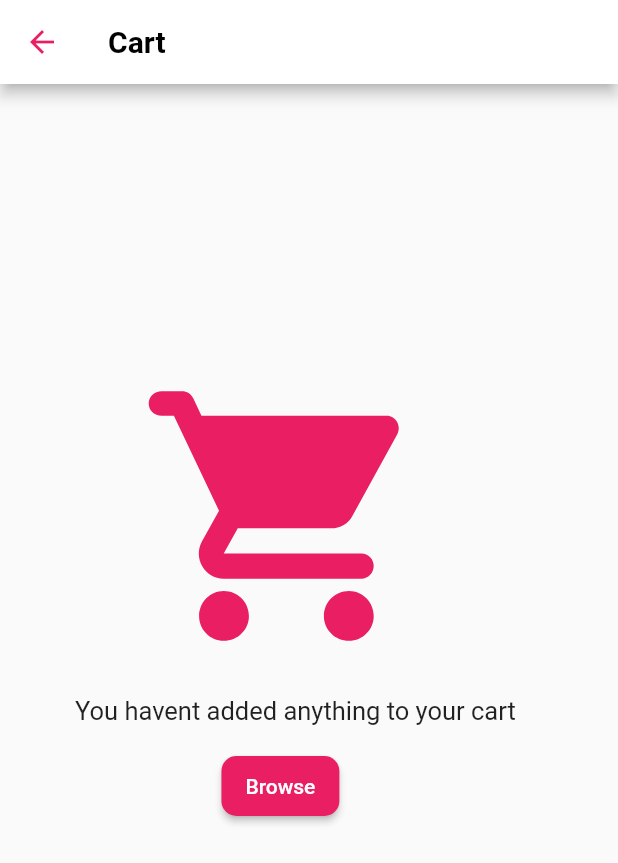
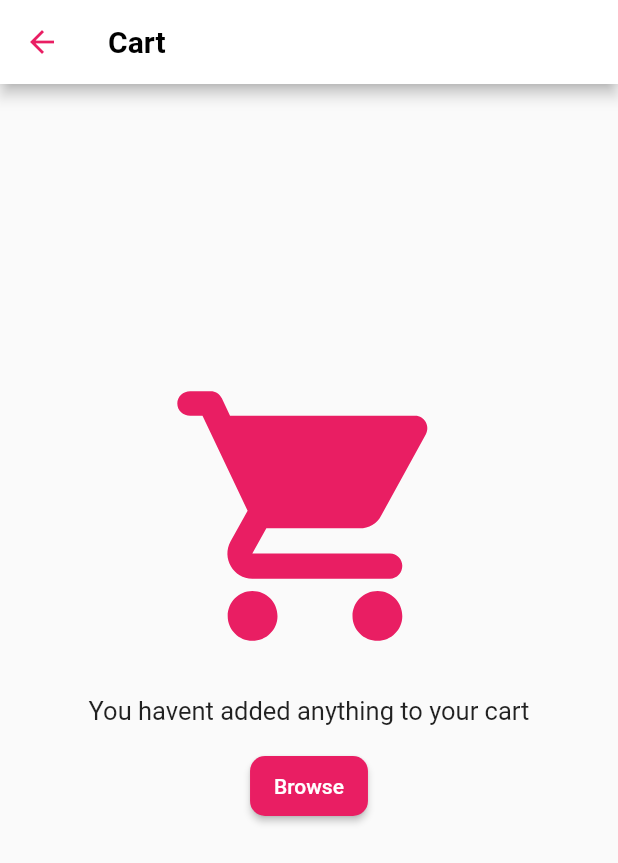
Before and after one commit to WahajJaved20/Flutter_UI_Clone, a Flutter app: the screen it shows after launch, after a tap on the "shopping bag" icon, on a phone screen of 412 x 824 dp. Shown: the top 863 px of the screen. Run offline on Flutter 3.47's test engine with Material 2 defaults, Android fonts, the phone set to English and light mode, and no system bars; our stand-ins replace email_validator, google_fonts.

Commit message:
updates to the files

```diff
--- a/food_test_panda/lib/Address/Address.dart
+++ b/food_test_panda/lib/Address/Address.dart
@@ -11,7 +11,7 @@ class _AddressState extends State<Address> {
       child: Column(
         children: [
           Padding(
-            padding: EdgeInsets.only(left: 0, top: 180, right: 150),
+            padding: EdgeInsets.only(left: 0, top: 180, right: 170),
             child: IconButton(
               onPressed: null,
               icon: Icon(
@@ -22,14 +22,14 @@ class _AddressState extends State<Address> {
             ),
           ),
           Padding(
-            padding: EdgeInsets.only(top: 180, left: 40),
+            padding: EdgeInsets.only(top: 180, left: 20),
             child: Text(
               'You havent saved any address yet.\nClick Add New Address to get started',
               style: TextStyle(fontSize: 17),
             ),
           ),
           Padding(
-            padding: EdgeInsets.only(top: 10, left: 40),
+            padding: EdgeInsets.only(top: 20),
             child: Container(
                 height: 40,
                 child: ElevatedButton(
--- a/food_test_panda/lib/Cart/Cart.dart
+++ b/food_test_panda/lib/Cart/Cart.dart
@@ -10,7 +10,8 @@ class _CartState extends State<Cart> {
     return Column(
       children: [
         Padding(
-          padding: EdgeInsets.only(left: 30, top: 180, right: 160),
+          padding: EdgeInsets.only(top: 180, right: 160),
+          child: Center(
             child: IconButton(
               onPressed: null,
               icon: Icon(
@@ -20,15 +21,16 @@ class _CartState extends State<Cart> {
               ),
             ),
           ),
+        ),
         Padding(
-          padding: EdgeInsets.only(top: 180, left: 50),
+          padding: EdgeInsets.only(top: 180),
           child: Text(
             'You havent added anything to your cart',
             style: TextStyle(fontSize: 17),
           ),
         ),
         Padding(
-          padding: EdgeInsets.only(top: 20, left: 30),
+          padding: EdgeInsets.only(top: 20),
           child: Container(
             height: 40,
             child: ElevatedButton(
--- a/food_test_panda/lib/HomePage/HomeAppBar.dart
+++ b/food_test_panda/lib/HomePage/HomeAppBar.dart
@@ -39,7 +39,6 @@ class HomeAppBar extends StatelessWidget {
                 child: Icon(
                   Icons.favorite_border_outlined,
                   size: 33,
-                  color: Colors.pink,
                 ),
               ),
             ),
@@ -48,7 +47,6 @@ class HomeAppBar extends StatelessWidget {
               icon: Icon(
                 Icons.shopping_bag_outlined,
                 size: 35,
-                color: Colors.pink,
               ),
             )
           ],
--- a/food_test_panda/lib/HomePage/Home_Resturaunt_count.dart
+++ b/food_test_panda/lib/HomePage/Home_Resturaunt_count.dart
@@ -8,8 +8,7 @@ class ResCount extends StatelessWidget {
   @override
   Widget build(BuildContext context) {
     return Container(
-      margin: EdgeInsets.only(left: 40),
-      padding: EdgeInsets.only(right: 100),
+      padding: EdgeInsets.only(left: 30),
       height: 40,
       // color: Colors.amber,
       child: Row(
--- a/food_test_panda/lib/HomePage/Home_Wishes.dart
+++ b/food_test_panda/lib/HomePage/Home_Wishes.dart
@@ -5,7 +5,7 @@ class Wishes extends StatelessWidget {
   Widget build(BuildContext context) {
     return Container(
       margin: EdgeInsets.only(top: 15),
-      padding: EdgeInsets.only(right: 115),
+      padding: EdgeInsets.only(right: 125),
       height: 40,
       // color: Colors.amber,
       child: new Text(
--- a/food_test_panda/lib/HomePage/Home_body_content.dart
+++ b/food_test_panda/lib/HomePage/Home_body_content.dart
@@ -16,6 +16,8 @@ class BodyContent extends StatelessWidget {
                 color: Colors.pink,
                 borderRadius: BorderRadius.all(Radius.circular(10)),
               ),
+              child: Container(
+                margin: EdgeInsets.only(left: 5),
                 child: Column(
                   children: <Widget>[
                     Padding(
@@ -47,7 +49,10 @@ class BodyContent extends StatelessWidget {
                 ),
               ),
             ),
-          Row(
+          ),
+          Container(
+            width: double.infinity,
+            child: Row(
               children: <Widget>[
                 InkWell(
                   onTap: null,
@@ -57,11 +62,13 @@ class BodyContent extends StatelessWidget {
                       left: 25,
                     ),
                     height: 220,
-                  width: 160,
+                    width: MediaQuery.of(context).size.width * 0.43,
                     decoration: BoxDecoration(
                       color: Colors.amber[300],
                       borderRadius: BorderRadius.all(Radius.circular(10)),
                     ),
+                    child: Container(
+                      margin: EdgeInsets.only(left: 5),
                       child: Column(
                         children: <Widget>[
                           Padding(
@@ -93,20 +100,23 @@ class BodyContent extends StatelessWidget {
                       ),
                     ),
                   ),
+                ),
                 Column(
                   children: <Widget>[
                     InkWell(
                       child: Container(
                         margin: EdgeInsets.only(
                           top: 22,
-                        left: 20,
+                          left: 5,
                         ),
                         decoration: BoxDecoration(
                           color: Colors.pink[100],
                           borderRadius: BorderRadius.all(Radius.circular(10)),
                         ),
                         height: 140,
-                      width: 150,
+                        width: MediaQuery.of(context).size.width * 0.43,
+                        child: Container(
+                          margin: EdgeInsets.only(left: 5),
                           child: Column(
                             children: <Widget>[
                               Padding(
@@ -139,18 +149,21 @@ class BodyContent extends StatelessWidget {
                           ),
                         ),
                       ),
+                    ),
                     InkWell(
                       child: Container(
                         margin: EdgeInsets.only(
                           top: 10,
-                        left: 20,
+                          left: 5,
                         ),
                         height: 70,
-                      width: 150,
+                        width: MediaQuery.of(context).size.width * 0.43,
                         decoration: BoxDecoration(
                           color: Colors.blue[300],
                           borderRadius: BorderRadius.all(Radius.circular(10)),
                         ),
+                        child: Container(
+                          margin: EdgeInsets.only(left: 5),
                           child: Column(
                             children: <Widget>[
                               Padding(
@@ -182,10 +195,12 @@ class BodyContent extends StatelessWidget {
                             ],
                           ),
                         ),
+                      ),
                     )
                   ],
                 )
               ],
+            ),
           ),
         ],
       ),
--- a/food_test_panda/lib/Router.dart
+++ b/food_test_panda/lib/Router.dart
@@ -7,21 +7,39 @@ import 'package:food_test_panda/HomePage/Home_page.dart';
 import 'package:food_test_panda/Orders/OrdersScreen.dart';
 import 'package:food_test_panda/Profile/Profile.dart';
 
+animateRoutes(var route) {
+  return PageRouteBuilder(
+    pageBuilder: (context, animation, secondaryAnimation) => route,
+    transitionsBuilder: (context, animation, secondaryAnimation, child) {
+      var begin = Offset(0.0, 1.0);
+      var end = Offset.zero;
+      var curve = Curves.ease;
+
+      var tween = Tween(begin: begin, end: end).chain(CurveTween(curve: curve));
+
+      return SlideTransition(
+        position: animation.drive(tween),
+        child: child,
+      );
+    },
+  );
+}
+
 class RouteGenerator {
   static Route<dynamic> generateRoute(RouteSettings settings) {
     switch (settings.name) {
       case '/':
-        return MaterialPageRoute(builder: (_) => HomePage());
+        return animateRoutes(HomePage());
       case '/favorite':
-        return MaterialPageRoute(builder: (_) => Favorites());
+        return animateRoutes(Favorites());
       case '/orders':
-        return MaterialPageRoute(builder: (_) => Order());
+        return animateRoutes(Order());
       case '/profile':
-        return MaterialPageRoute(builder: (_) => Profile());
+        return animateRoutes(Profile());
       case '/address':
-        return MaterialPageRoute(builder: (_) => Address());
+        return animateRoutes(Address());
       case '/cart':
-        return MaterialPageRoute(builder: (_) => Cart());
+        return animateRoutes(Cart());
       default:
         return _errorRoute();
     }
--- a/food_test_panda/lib/main.dart
+++ b/food_test_panda/lib/main.dart
@@ -8,6 +8,7 @@ class MyApp extends StatelessWidget {
   @override
   Widget build(BuildContext context) {
     return MaterialApp(
+      theme: ThemeData(primarySwatch: Colors.pink),
       debugShowCheckedModeBanner: false,
       initialRoute: '/',
       onGenerateRoute: RouteGenerator.generateRoute,
--- a/food_test_panda/pubspec.yaml
+++ b/food_test_panda/pubspec.yaml
@@ -30,6 +30,7 @@ dependencies:
   cupertino_icons: ^1.0.2
   google_fonts: ^2.1.0
   email_validator: ^2.0.1
+  page_transition: ^2.0.2
 
 dev_dependencies:
   flutter_test:
```
Also changed, not shown: food_test_panda/lib/Orders/OrdersScreen.dart (+6 -3 lines), food_test_panda/lib/Profile/Profile.dart (+11 -10 lines), food_test_panda/pubspec.lock, 8 other files. Lines whose indentation alone changed are shown as unchanged.
